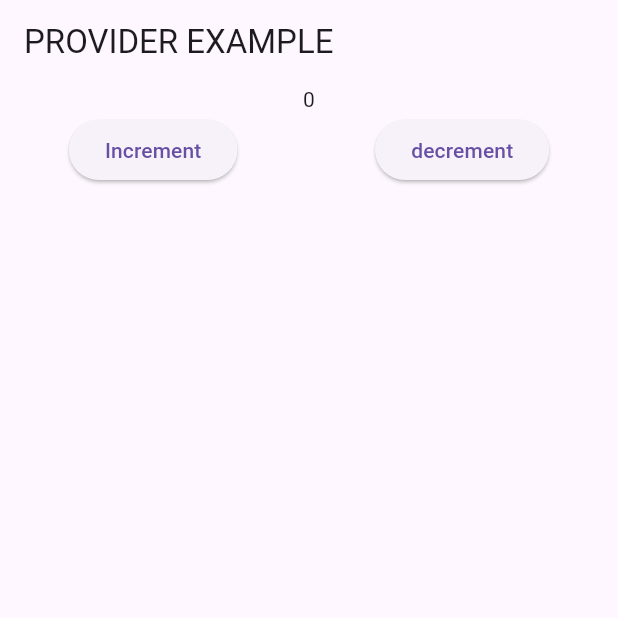
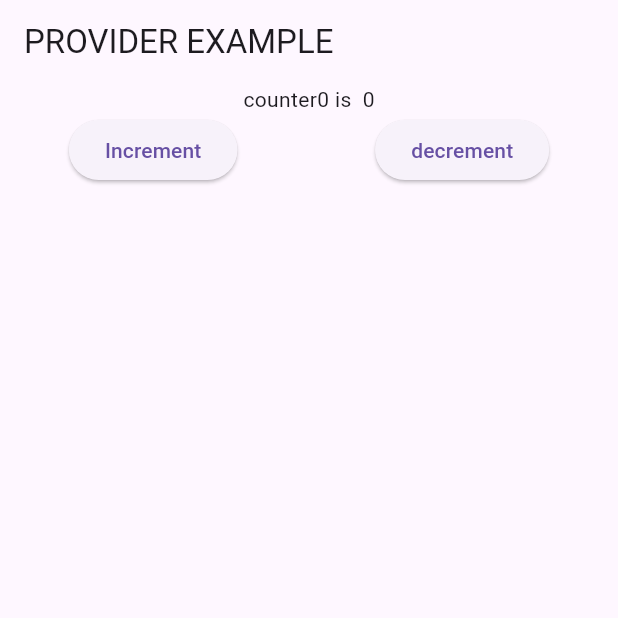
Before and after one commit to jay-simformsolutions/Practical_5, a Flutter app: the screen it shows after launch, on a phone screen of 412 x 824 dp, the top half of it. Run offline on Flutter 3.47's test engine with Material 2 defaults, Android fonts, the phone set to English and light mode, and no system bars; our stand-ins replace go_router, logger.

Commit message:
🌱 Add Selector Example in Provider

```diff
--- /dev/null
+++ b/lib/MultiProvider/multi_provider.dart
@@ -0,0 +1,57 @@
+import 'dart:async';
+
+import 'package:flutter/material.dart';
+import 'package:provider/provider.dart';
+
+void main() {
+  runApp(MultiProvider(
+    providers: [
+      ChangeNotifierProvider(create: (_) => Counter()),
+      ChangeNotifierProvider(create: (_) => Clock())
+    ],
+    child: MyApp(),
+  ));
+}
+
+class Counter extends ChangeNotifier {
+  Counter() {
+    Timer.periodic(Duration(seconds: 1), (timer) {
+      _count++;
+      notifyListeners();
+    });
+  }
+  int _count = 42;
+  int get count => _count;
+}
+
+class Clock extends ChangeNotifier {
+  Clock() {
+    Timer.periodic(Duration(seconds: 3), (timer) {
+      //_dateTime = DateTime.now();
+      newCount++;
+      notifyListeners();
+    });
+  }
+
+  int newCount = 0;
+
+  int get getNewCount => newCount;
+
+  DateTime _dateTime = DateTime.now();
+  DateTime get dateTime => _dateTime;
+}
+
+class MyApp extends StatelessWidget {
+  @override
+  Widget build(BuildContext context) {
+    final dateTime = context.watch<Clock>().dateTime;
+    final newDateCount = context.watch<Clock>().getNewCount;
+    final count = context.watch<Counter>().count;
+    return Center(
+      child: RichText(
+        text: TextSpan(text: "$dateTime\n$count\n$newDateCount"),
+        textDirection: TextDirection.ltr,
+      ),
+    );
+  }
+}
--- a/lib/Provider/counter_notifier.dart
+++ b/lib/Provider/counter_notifier.dart
@@ -1,17 +1,66 @@
 import 'package:flutter/material.dart';
 
 class Counter extends ChangeNotifier {
-  int count = 0;
+  int count;
 
-  int get getCount => count;
+  int count1;
+  int count2;
+  int count3;
+
+  Counter({
+    this.count = 0,
+    this.count1 = 0,
+    this.count2 = 0,
+    this.count3 = 0,
+  });
+
+  int get counter => count;
+  int get counter1 => count1;
+  int get counter2 => count2;
+  int get counter3 => count3;
 
   void incrementCounter() {
     count++;
+
     notifyListeners();
   }
 
   void decrementCounter() {
     count--;
+
+    notifyListeners();
+  }
+
+  void incrementCounter1() {
+    count1++;
+
+    notifyListeners();
+  }
+
+  void decrementCounter1() {
+    count1--;
+
+    notifyListeners();
+  }
+
+  void incrementCounter2() {
+    count2++;
+    notifyListeners();
+  }
+
+  void decrementCounter2() {
+    count2--;
+
+    notifyListeners();
+  }
+
+  void incrementCounter3() {
+    count3++;
+    notifyListeners();
+  }
+
+  void decrementCounter3() {
+    count3--;
     notifyListeners();
   }
 }
--- a/lib/Provider/provider_example.dart
+++ b/lib/Provider/provider_example.dart
@@ -1,4 +1,5 @@
 import 'package:flutter/material.dart';
+import 'package:logger/logger.dart';
 import 'package:practical_5/Provider/counter_notifier.dart';
 import 'package:provider/provider.dart';
 
@@ -7,22 +8,32 @@ class ProviderExample extends StatelessWidget {
 
   @override
   Widget build(BuildContext context) {
+    Logger logger = Logger();
+
     final Counter _countProvider = Provider.of<Counter>(context);
+    logger.d("Unused object called but Provider get value");
+    print(Provider.of<Counter>(context).count.toString());
 
     return Scaffold(
       appBar: AppBar(
-        title: Text('PROVIDER EXAMPLE'),
+        title: const Text('PROVIDER EXAMPLE'),
       ),
       body: Center(
         child: Column(
           children: [
-            Consumer<Counter>(
-              builder: (context, value, child) => Text(
-                context.read<Counter>().count.toString(),
-                // context.watch<Counter>().count.toString(),
-                //value.count.toString()
-              ),
+            Text(
+              // Provider.of<Counter>(context, listen: true).count.toString(),
+              //context.read<Counter>().count.toString(),
+              'counter0 is  ${context.read<Counter>().count.toString()}',
+              //value.count.toString()
             ),
+
+            // Selector(
+            //   builder: (context, value, child) => Text(
+            //     'counter is  ${context.watch<Counter>().count.toString()}',
+            //   ),
+            //   selector: (context, Counter c) => c.counter,
+            // ),
             Row(
               mainAxisAlignment: MainAxisAlignment.spaceAround,
               children: [
@@ -32,18 +43,170 @@ class ProviderExample extends StatelessWidget {
                     Provider.of<Counter>(context, listen: false)
                         .incrementCounter();
                   },
-                  child: Text('Increment'),
+                  child: const Text('Increment'),
                 ),
                 ElevatedButton(
                   onPressed: () {
-                    print("decrement caleed");
+                    print("decrement called");
                     Provider.of<Counter>(context, listen: false)
                         .decrementCounter();
                   },
-                  child: Text('decrement'),
+                  child: const Text('decrement'),
                 ),
+                // ElevatedButton(
+                //   onPressed: () {
+                //     Navigator.of(context).push(
+                //       MaterialPageRoute(
+                //         builder: (context) => ChangeNotifierProvider<Counter>(
+                //           create: (_) => Counter(),
+                //           child: const ProviderScreen2(),
+                //         ),
+                //       ),
+                //     );
+                //   },
+                //   child: const Text('Navigate to Screen2'),
+                // ),
               ],
             ),
+            /*const SizedBox(
+              height: 10,
+            ),
+            // Consumer<Counter>(
+            //   builder: (context, value, child) => Text(
+            //     'counter1 is  ${context.watch<Counter>().count1.toString()}',
+            //   ),
+            // ),
+            Selector(
+              builder: (context, value, child) => Text(
+                'counter1 is  ${context.watch<Counter>().count1.toString()}',
+              ),
+              selector: (context, Counter c) => c.counter1,
+            ),
+            Row(
+              mainAxisAlignment: MainAxisAlignment.spaceAround,
+              children: [
+                ElevatedButton(
+                  onPressed: () {
+                    print("Increment1 called");
+                    Provider.of<Counter>(context, listen: false)
+                        .incrementCounter1();
+                  },
+                  child: const Text('Increment for Counter1'),
+                ),
+                ElevatedButton(
+                  onPressed: () {
+                    print("decrement1 called");
+                    Provider.of<Counter>(context, listen: false)
+                        .decrementCounter1();
+                  },
+                  child: const Text('decrement for Counter1'),
+                ),
+                // ElevatedButton(
+                //   onPressed: () {
+                //     Navigator.of(context).push(
+                //       MaterialPageRoute(
+                //         builder: (context) => ChangeNotifierProvider<Counter>(
+                //           create: (_) => Counter(),
+                //           child: const ProviderScreen2(),
+                //         ),
+                //       ),
+                //     );
+                //   },
+                //   child: const Text('Navigate to Screen2'),
+                // ),
+              ],
+            ),
+            const SizedBox(
+              height: 10,
+            ),
+            // Consumer<Counter>(
+            //   builder: (context, value, child) => Text(
+            //     'counter2 is  ${context.watch<Counter>().count2.toString()}',
+            //   ),
+            // ),
+            Selector(
+              builder: (context, value, child) => Text(
+                'counter2 is  ${context.watch<Counter>().count2.toString()}',
+              ),
+              selector: (context, Counter c) => c.counter2,
+            ),
+            Row(
+              mainAxisAlignment: MainAxisAlignment.spaceAround,
+              children: [
+                ElevatedButton(
+                  onPressed: () {
+                    print("Increment2 called");
+                    Provider.of<Counter>(context, listen: false)
+                        .incrementCounter2();
+                  },
+                  child: const Text('Increment for Counter2'),
+                ),
+                ElevatedButton(
+                  onPressed: () {
+                    print("decrement2 called");
+                    Provider.of<Counter>(context, listen: false)
+                        .decrementCounter2();
+                  },
+                  child: const Text('decrement for Counter2'),
+                ),
+                // ElevatedButton(
+                //   onPressed: () {
+                //     Navigator.of(context).push(
+                //       MaterialPageRoute(
+                //         builder: (context) => ChangeNotifierProvider<Counter>(
+                //           create: (_) => Counter(),
+                //           child: const ProviderScreen2(),
+                //         ),
+                //       ),
+                //     );
+                //   },
+                //   child: const Text('Navigate to Screen2'),
+                // ),
+              ],
+            ),
+            const SizedBox(
+              height: 10,
+            ),
+            Selector(
+              builder: (context, value, child) => Text(
+                'counter3 is  ${context.watch<Counter>().count3.toString()}',
+              ),
+              selector: (context, Counter c) => c.counter3,
+            ),
+            Row(
+              mainAxisAlignment: MainAxisAlignment.spaceAround,
+              children: [
+                ElevatedButton(
+                  onPressed: () {
+                    print("Increment3 called");
+                    Provider.of<Counter>(context, listen: false)
+                        .incrementCounter3();
+                  },
+                  child: const Text('Increment for Counter3'),
+                ),
+                ElevatedButton(
+                  onPressed: () {
+                    print("decrement called");
+                    Provider.of<Counter>(context, listen: false)
+                        .decrementCounter3();
+                  },
+                  child: const Text('decrement3 for Counter 3'),
+                ),
+                // ElevatedButton(
+                //   onPressed: () {
+                //     Navigator.of(context).push(
+                //       MaterialPageRoute(
+                //         builder: (context) => ChangeNotifierProvider<Counter>(
+                //           create: (_) => Counter(),
+                //           child: const ProviderScreen2(),
+                //         ),
+                //       ),
+                //     );
+                //   },
+                //   child: const Text('Navigate to Screen2'),
+                // ),
+              ],
+            ),*/
           ],
         ),
       ),
--- a/lib/main.dart
+++ b/lib/main.dart
@@ -45,15 +45,18 @@ class MyApp extends StatelessWidget {
     /// functions and variable globally accessible and MaterialApp is remain
     /// throughout the App that's why we need ro wrap Provider with MaterialApp.
     print("Lazy is Called");
-    return ChangeNotifierProvider<Counter>(
-      create: (_) => Counter(),
-      lazy: true,
-      child: MaterialApp(
-        theme: ThemeData(
-          useMaterial3: true,
-        ),
-        home: const ProviderExample(),
-      ),
+    return ChangeNotifierProvider(
+      create: (context) => Counter(),
+      builder: (context, child) {
+        return MaterialApp(
+          theme: ThemeData(
+            useMaterial3: true,
+          ),
+          home: const ProviderExample(),
+        );
+      },
+      //create: (_) => Counter(),
+      //lazy: true,
     );
   }
 }
--- a/pubspec.yaml
+++ b/pubspec.yaml
@@ -37,6 +37,8 @@ dependencies:
   cupertino_icons: ^1.0.2
   intl: ^0.18.0
   go_router: ^6.2.0
+  provider: ^6.0.5
+  logger: ^1.3.0
 
 dev_dependencies:
   flutter_test:
```
Also changed, not shown: lib/AdvancedWidget/alert_dialogbox.dart (+30 -28 lines), lib/MultiProvider/all_provider.dart (added, +33 -0 lines), lib/MultiProvider/billing.dart (added, +25 -0 lines), lib/MultiProvider/burger_screen.dart (added, +106 -0 lines), lib/MultiProvider/food_home.dart (added, +60 -0 lines), lib/MultiProvider/main2.dart (added, +42 -0 lines), lib/Provider/provider_screen2.dart (added, +24 -0 lines), pubspec.lock.
